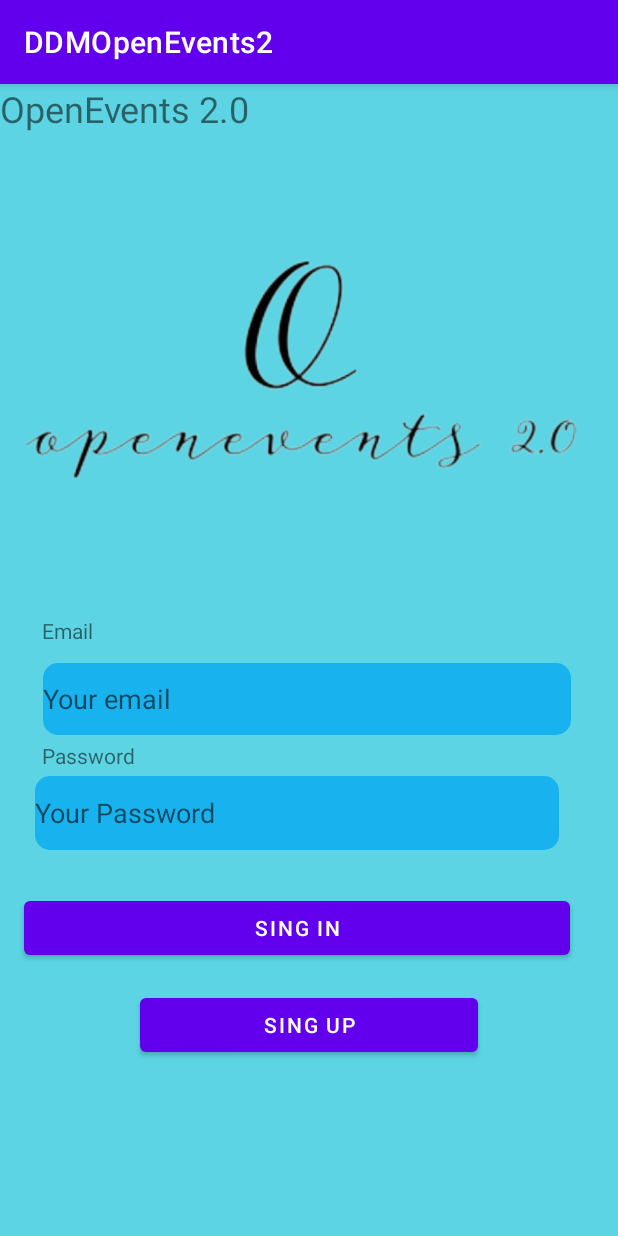
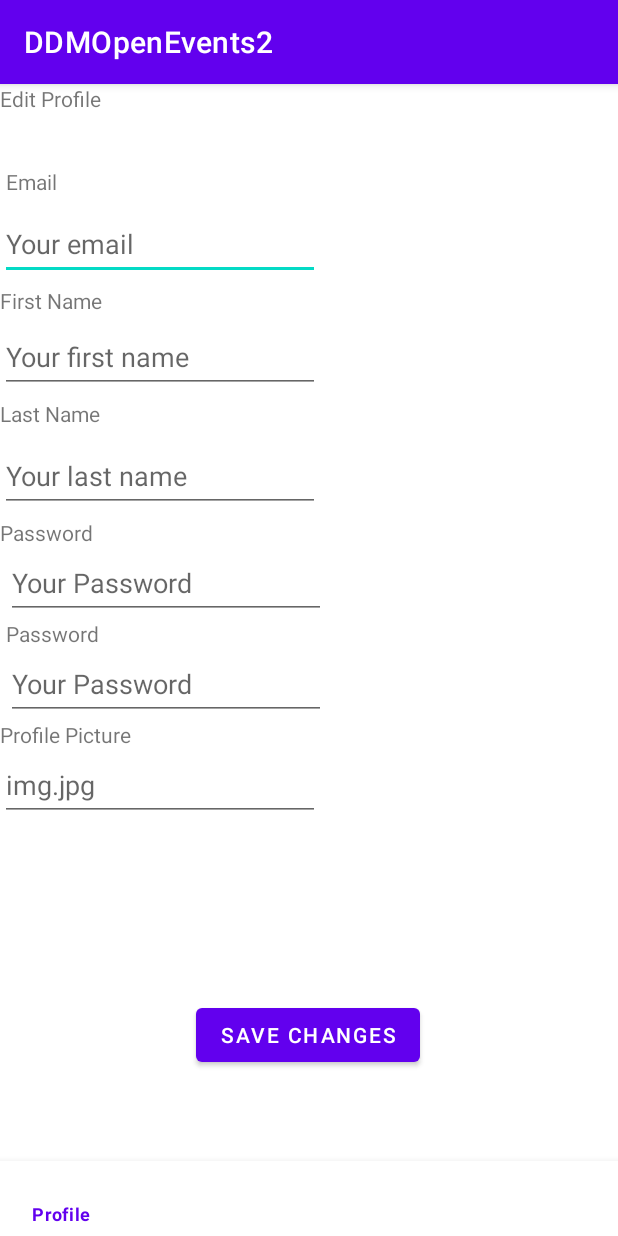
Before and after one commit to martifarre/DDMOpenEvents2Juliol, an Android app: the screen it shows after launch (MainActivity before the commit, NavigationActivity after it), on a phone screen of 412 x 824 dp. Run offline under Robolectric (Android 15) with nearby library versions, the phone set to English and light mode, and no system bars; Roboto replaces fonts that are not available here.

Commit message:
Events list and API

```diff
--- a/app/build.gradle
+++ b/app/build.gradle
@@ -25,6 +25,9 @@ android {
         sourceCompatibility JavaVersion.VERSION_1_8
         targetCompatibility JavaVersion.VERSION_1_8
     }
+    buildFeatures {
+        viewBinding true
+    }
 }
 
 dependencies {
@@ -33,6 +36,7 @@ dependencies {
     implementation 'com.google.android.material:material:1.6.1'
     implementation 'androidx.constraintlayout:constraintlayout:2.1.4'
     implementation 'androidx.legacy:legacy-support-v4:1.0.0'
+    implementation 'androidx.recyclerview:recyclerview:1.2.1'
     testImplementation 'junit:junit:4.13.2'
     androidTestImplementation 'androidx.test.ext:junit:1.1.3'
     androidTestImplementation 'androidx.test.espresso:espresso-core:3.4.0'
--- a/app/src/main/AndroidManifest.xml
+++ b/app/src/main/AndroidManifest.xml
@@ -5,6 +5,7 @@
     <uses-permission android:name="android.permission.INTERNET" />
 
     <application
+        android:usesCleartextTraffic="true"
         android:allowBackup="true"
         android:icon="@mipmap/ic_launcher"
         android:label="@string/app_name"
@@ -12,7 +13,7 @@
         android:supportsRtl="true"
         android:theme="@style/Theme.DDMOpenEvents2">
         <activity
-            android:name=".EventsActivity"
+            android:name=".NavigationActivity"
             android:exported="false" />
         <activity
             android:name=".MainActivity"
--- a/app/src/main/java/com/example/ddmopenevents2/MainActivity.java
+++ b/app/src/main/java/com/example/ddmopenevents2/MainActivity.java
@@ -4,6 +4,9 @@ import androidx.appcompat.app.AppCompatActivity;
 import androidx.fragment.app.Fragment;
 import androidx.fragment.app.FragmentManager;
 
+import android.content.Context;
+import android.content.Intent;
+import android.content.SharedPreferences;
 import android.os.Bundle;
 
 public class MainActivity extends AppCompatActivity {
@@ -13,11 +16,23 @@ public class MainActivity extends AppCompatActivity {
         super.onCreate(savedInstanceState);
         setContentView(R.layout.activity_main);
 
-        FragmentManager manager = getSupportFragmentManager();
-        Fragment fragment = manager.findFragmentById(R.id.toPopulateWithFragment);
-        if (fragment == null) {
-            fragment = new LoginFrag();
-            manager.beginTransaction().add(R.id.toPopulateWithFragment, fragment).commit();
-        }
+
+        SharedPreferences sharedPrefs;
+        SharedPreferences.Editor editor;
+        sharedPrefs = this.getSharedPreferences(String.valueOf(R.string.TOKEN_SHARED), Context.MODE_PRIVATE);
+
+        editor = sharedPrefs.edit();
+        editor.putString(String.valueOf(R.string.TOKEN_TOKEN), "eyJhbGciOiJIUzI1NiJ9.eyJpZCI6MTgxOCwibmFtZSI6Ik1hcnRpIiwibGFzdF9uYW1lIjoiRmFycmUgVHJ1amlsbG8iLCJlbWFpbCI6Im1hcnRpQGdtYWlsLmNvbSIsImltYWdlIjoiaHR0cHM6Ly9pLmltZ3VyLmNvbS9naHk4WHgxLnBuZyJ9.eCx7HYylVmHLXFlUn6JNxqmM4xo2BD4UPrriGMlwlPM");
+        editor.apply();
+
+        Intent intent = new Intent(this, NavigationActivity.class);
+        startActivity(intent);
+
+//        FragmentManager manager = getSupportFragmentManager();
+//        Fragment fragment = manager.findFragmentById(R.id.toPopulateWithFragment);
+//        if (fragment == null) {
+//            fragment = new LoginFrag();
+//            manager.beginTransaction().add(R.id.toPopulateWithFragment, fragment).commit();
+//        }
     }
 }
--- /dev/null
+++ b/app/src/main/java/com/example/ddmopenevents2/NavigationActivity.java
@@ -0,0 +1,55 @@
+package com.example.ddmopenevents2;
+
+import android.content.Context;
+import android.content.SharedPreferences;
+import android.os.Bundle;
+import android.view.MenuItem;
+
+import androidx.appcompat.app.AppCompatActivity;
+
+import com.example.ddmopenevents2.lists.EventsListFrag;
+import com.google.android.material.bottomnavigation.BottomNavigationView;
+import com.google.android.material.navigation.NavigationBarView;
+
+public class NavigationActivity extends AppCompatActivity implements NavigationBarView.OnItemSelectedListener {
+
+    BottomNavigationView navigationView;
+
+    private String getUserId () {
+        SharedPreferences sharedPreferences = this.getSharedPreferences(String.valueOf(R.string.TOKEN_SHARED), Context.MODE_PRIVATE);
+        return Integer.toString(sharedPreferences.getInt(String.valueOf(R.string.TOKEN_ID), 0));
+    }
+
+    private String getAccessToken() {
+        SharedPreferences sharedPreferences = this.getSharedPreferences("TOKEN", Context.MODE_PRIVATE);
+        return "Bearer " + sharedPreferences.getString(String.valueOf(R.string.TOKEN_TOKEN),"");
+    }
+
+    @Override
+    protected void onCreate(Bundle savedInstanceState) {
+        super.onCreate(savedInstanceState);
+        setContentView(R.layout.activity_navigation);
+        navigationView = findViewById(R.id.container);
+        navigationView.setOnItemSelectedListener(this);
+        navigationView.setSelectedItemId(R.id.menu_my_profile);
+    }
+
+    @Override
+    public boolean onNavigationItemSelected(MenuItem item) {
+
+        int id = item.getItemId();
+
+        if (id == R.id.menu_my_profile) {
+            EditProfileFrag editProfileFrag = new EditProfileFrag();
+            getSupportFragmentManager().beginTransaction().replace(R.id.fragment_navigation, editProfileFrag).commit();
+            return true;
+        }
+        if (id == R.id.menu_explore_events) {
+            EventsListFrag eventsListFrag = new EventsListFrag();
+            getSupportFragmentManager().beginTransaction().replace(R.id.fragment_navigation, eventsListFrag).commit();
+            return true;
+        }
+
+        return false;
+    }
+}
--- /dev/null
+++ b/app/src/main/res/layout/activity_navigation.xml
@@ -0,0 +1,27 @@
+<?xml version="1.0" encoding="utf-8"?>
+<androidx.constraintlayout.widget.ConstraintLayout xmlns:android="http://schemas.android.com/apk/res/android"
+    android:layout_width="match_parent"
+    android:layout_height="match_parent"
+    xmlns:app="http://schemas.android.com/apk/res-auto">
+
+    <FrameLayout
+        android:id="@+id/fragment_navigation"
+        android:layout_width="match_parent"
+        android:layout_height="0dp"
+        app:layout_constraintBottom_toTopOf="@+id/container"
+        app:layout_constraintEnd_toEndOf="parent"
+        app:layout_constraintHorizontal_bias="0.5"
+        app:layout_constraintStart_toStartOf="parent"
+        app:layout_constraintTop_toTopOf="parent" />
+
+    <com.google.android.material.bottomnavigation.BottomNavigationView
+        android:id="@+id/container"
+        android:layout_width="match_parent"
+        android:layout_height="50dp"
+        app:layout_constraintBottom_toBottomOf="parent"
+        app:layout_constraintEnd_toEndOf="parent"
+        app:layout_constraintHorizontal_bias="0.5"
+        app:layout_constraintStart_toStartOf="parent"
+        app:menu="@menu/navigation_menu"/>
+
+</androidx.constraintlayout.widget.ConstraintLayout>
--- /dev/null
+++ b/app/src/main/res/menu/navigation_menu.xml
@@ -0,0 +1,18 @@
+<?xml version="1.0" encoding="utf-8"?>
+<menu xmlns:android="http://schemas.android.com/apk/res/android">
+    <item
+        android:id="@+id/menu_my_profile"
+        android:title="@string/profile" />
+    <item
+        android:id="@+id/menu_explore_events"
+        android:title="@string/explore_events" />
+    <item
+        android:id="@+id/menu_my_events"
+        android:title="@string/my_events" />
+    <item
+        android:id="@+id/menu_my_timeline"
+        android:title="@string/my_timeline" />
+    <item
+        android:id="@+id/menu_my_messages"
+        android:title="@string/my_messages" />
+</menu>
--- /dev/null
+++ b/app/src/main/res/values/dimens.xml
@@ -0,0 +1,4 @@
+<?xml version="1.0" encoding="utf-8"?>
+<resources>
+    <dimen name="text_margin">16dp</dimen>
+</resources>
--- a/app/src/main/res/values/strings.xml
+++ b/app/src/main/res/values/strings.xml
@@ -40,4 +40,11 @@
     <string name="save_changes">Save Changes</string>
     <string name="edit_event">Edit Event</string>
     <string name="edit_profile">Edit Profile</string>
+    <string name="profile">Profile</string>
+    <string name="explore_events">Explore Events</string>
+    <string name="my_events">My Events</string>
+    <string name="my_timeline">My Timeline</string>
+    <string name="my_messages">My Messages</string>
+    <string name="search_users">Search Users</string>
+    <string name="logout">Logout</string>
 </resources>
```
Also changed, not shown: app/src/main/java/com/example/ddmopenevents2/EventsActivity.java (deleted, +0 -14 lines), app/src/main/java/com/example/ddmopenevents2/LoginFrag.java (+9 -4 lines), app/src/main/java/com/example/ddmopenevents2/business/Event.java (added, +114 -0 lines), app/src/main/java/com/example/ddmopenevents2/communication/OpenEventsAPI.java (+10 -2 lines), app/src/main/java/com/example/ddmopenevents2/communication/OpenEventsInterface.java (+8 -0 lines), app/src/main/java/com/example/ddmopenevents2/lists/EventsAdapter.java (added, +67 -0 lines), app/src/main/java/com/example/ddmopenevents2/lists/EventsHolder.java (added, +53 -0 lines), app/src/main/java/com/example/ddmopenevents2/lists/EventsListFrag.java (added, +84 -0 lines), app/src/main/res/layout/activity_events.xml (deleted, +0 -9 lines), app/src/main/res/layout/fragment_events_list.xml (added, +22 -0 lines), app/src/main/res/drawable/default_event_img.jpg (added).
